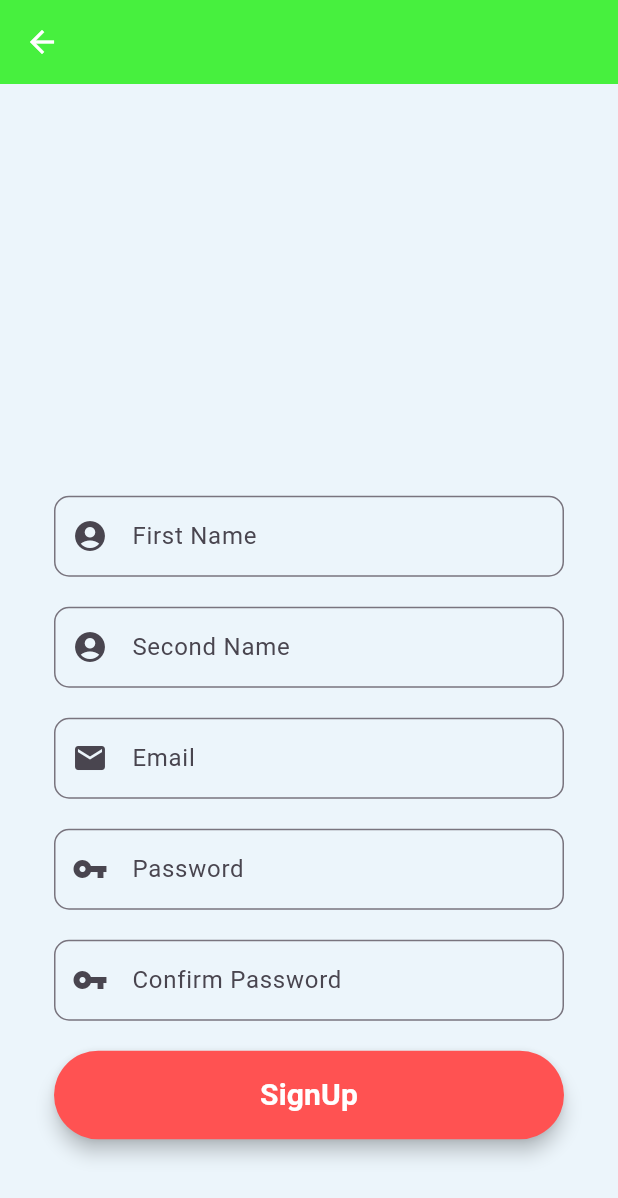
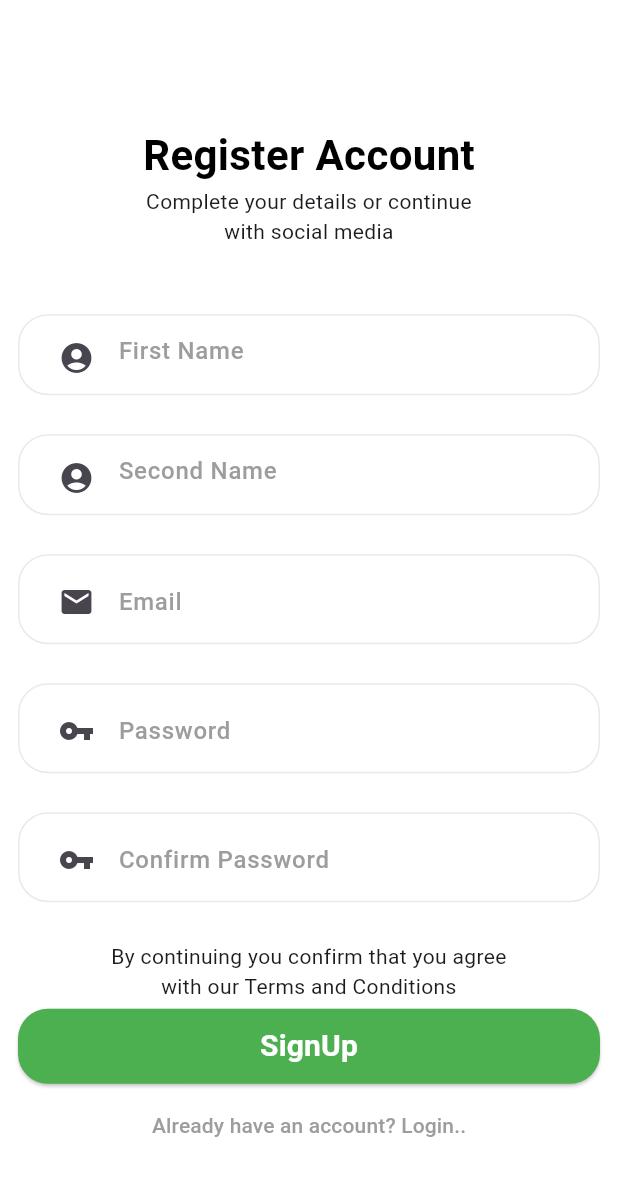
Before and after one commit to devkyle4/Smart_Farming_App, a Flutter app: the screen it shows after launch, after a tap on "Login", after a tap on "SignUp", on a phone screen of 412 x 824 dp. Shown: the top 1198 px of the screen. Run offline on Flutter 3.47's test engine with Material 2 defaults, Android fonts, the phone set to English and light mode, and no system bars; our stand-ins replace cloud_firestore, dotted_border, firebase_auth, firebase_core, flutter_switch, fluttertoast and 4 more; accounts and stored records are empty; network calls fail.

Commit message:
login and signup change

```diff
--- a/lib/widgets/button.dart
+++ b/lib/widgets/button.dart
@@ -24,11 +24,11 @@ class Button extends StatelessWidget {
       style: ElevatedButton.styleFrom(
           elevation: elevation,
           minimumSize: const Size.fromHeight(60),
-          backgroundColor: backgroundColor,
-          disabledForegroundColor:
-          const Color.fromRGBO(32, 32, 32, 1).withOpacity(0.38),
-          disabledBackgroundColor:
-          const Color.fromRGBO(32, 32, 32, 1).withOpacity(0.12),
+          primary: backgroundColor,
+          // disabledForegroundColor:
+          // const Color.fromRGBO(32, 32, 32, 1).withOpacity(0.38),
+          // disabledBackgroundColor:
+          // const Color.fromRGBO(32, 32, 32, 1).withOpacity(0.12),
           shape: RoundedRectangleBorder(
             borderRadius: BorderRadius.circular(12),
           )),
--- a/lib/widgets/login/loginpage.dart
+++ b/lib/widgets/login/loginpage.dart
@@ -1,30 +1,13 @@
 import 'package:flutter/material.dart';
-import '../../utilities/colors/constants.dart';
 import 'loginpage_body.dart';
 
 class LoginPage extends StatelessWidget {
   @override
   Widget build(BuildContext context) {
     return GestureDetector(
-      onTap: () {
-        FocusManager.instance.primaryFocus?.unfocus();
-      },
-      child: Scaffold(
-        appBar: AppBar(
-          backgroundColor: kGreenColor,
-          title: const Text(
-            'Swift Farm',
-            style: TextStyle(
-              fontSize: 25.0,
-              fontWeight: FontWeight.bold,
-            ),
-          ),
-          elevation: 0,
-          centerTitle: true,
-        ),
-        body: LoginPageBody(),
-        backgroundColor: kBgColor,
-      ),
-    );
+        onTap: () {
+          FocusManager.instance.primaryFocus?.unfocus();
+        },
+        child: Scaffold(body: LoginPageBody()));
   }
 }
--- a/lib/widgets/login/loginpage_body.dart
+++ b/lib/widgets/login/loginpage_body.dart
@@ -27,7 +27,14 @@ class _LoginPageBodyState extends State<LoginPageBody> {
 
   @override
   Widget build(BuildContext context) {
-    final emailField = TextFormField(
+    final emailField = Container(
+      width: MediaQuery.of(context).size.width,
+      padding: const EdgeInsets.only(left: 14, right: 14, top: 4),
+      decoration: BoxDecoration(
+        borderRadius: BorderRadius.circular(20),
+        border: Border.all(color: const Color(0xFFE9E9E9)),
+      ),
+      child: TextFormField(
           autofocus: false,
           controller: emailController,
           keyboardType: TextInputType.emailAddress,
@@ -46,19 +53,28 @@ class _LoginPageBodyState extends State<LoginPageBody> {
             emailController.text = value!;
           },
           textInputAction: TextInputAction.next,
-        decoration: InputDecoration(
-          prefixIcon: const Icon(Icons.mail),
-          contentPadding: const EdgeInsets.fromLTRB(20, 15, 20, 15),
-          hintText: "Email",
-          border: OutlineInputBorder(
-            borderRadius: BorderRadius.circular(10),
+          decoration: const InputDecoration(
+              floatingLabelBehavior: FloatingLabelBehavior.always,
+              border: InputBorder.none,
+              hintText: 'Enter your email',
+              prefixIcon: Icon(Icons.email, color: Colors.grey),
+              hintStyle: TextStyle(
+                  fontWeight: FontWeight.w500, color: Color(0xFF9D9D9D)))),
+    );
+
+    final passwordField = Container(
+      width: MediaQuery.of(context).size.width,
+      padding: const EdgeInsets.only(left: 14, right: 14, top: 4),
+      margin: const EdgeInsets.only(bottom: 24),
+      decoration: BoxDecoration(
+        borderRadius: BorderRadius.circular(20),
+        border: Border.all(color: const Color(0xFFE9E9E9)),
       ),
-        ));
-
-    final passwordField = TextFormField(
+      child: TextFormField(
           autofocus: false,
           controller: passwordController,
           obscureText: true,
+          style: const TextStyle(fontSize: 14, fontFamily: 'poppins'),
           validator: (value) {
             RegExp regex = RegExp(r'^.{6,}$');
             if (value!.isEmpty) {
@@ -73,25 +89,27 @@ class _LoginPageBodyState extends State<LoginPageBody> {
             passwordController.text = value!;
           },
           textInputAction: TextInputAction.done,
-        decoration: InputDecoration(
-          prefixIcon: const Icon(Icons.vpn_key),
-          contentPadding: const EdgeInsets.fromLTRB(20, 15, 20, 15),
-          hintText: "Password",
-          border: OutlineInputBorder(
-            borderRadius: BorderRadius.circular(10),
-          ),
-        ));
+          decoration: const InputDecoration(
+              prefixIcon: Icon(Icons.vpn_key),
+              contentPadding: EdgeInsets.fromLTRB(20, 15, 20, 15),
+              floatingLabelBehavior: FloatingLabelBehavior.always,
+              border: InputBorder.none,
+              hintText: 'Password',
+              hintStyle: TextStyle(
+                  fontWeight: FontWeight.w500, color: Color(0xFF9D9D9D)))),
+    );
 
-    final loginButton = Material(
-      elevation: 5,
-      borderRadius: BorderRadius.circular(30),
-      color: kGreenColor,
-      child: MaterialButton(
-          padding: const EdgeInsets.fromLTRB(20, 15, 20, 15),
-          minWidth: MediaQuery.of(context).size.width,
+    final loginButton = SizedBox(
+      width: MediaQuery.of(context).size.width,
+      height: 50,
+      child: ElevatedButton(
           onPressed: () {
             signIn(emailController.text, passwordController.text);
           },
+          style: ElevatedButton.styleFrom(
+              backgroundColor: Colors.green.shade500,
+              shape: RoundedRectangleBorder(
+                  borderRadius: BorderRadius.circular(20))),
           child: const Text(
             "Login",
             textAlign: TextAlign.center,
@@ -109,12 +127,26 @@ class _LoginPageBodyState extends State<LoginPageBody> {
               mainAxisAlignment: MainAxisAlignment.center,
               crossAxisAlignment: CrossAxisAlignment.center,
               children: [
-                const SizedBox(
-                  height: 200,
+                SizedBox(height: MediaQuery.of(context).size.height * 0.04),
+                Padding(
+                  padding: const EdgeInsets.symmetric(vertical: 20),
+                  child: Image.asset('assets/images/sprout.png',
+                      height: 130, width: 130, fit: BoxFit.cover),
                 ),
+                const Text('Welcome Back',
+                    style: TextStyle(
+                        fontSize: 28,
+                        fontWeight: FontWeight.bold,
+                        color: Colors.black,
+                        height: 1.5)),
+                const Text(
+                  'Sign in with your email and password',
+                  textAlign: TextAlign.center,
+                ),
+                SizedBox(height: MediaQuery.of(context).size.height * 0.04),
                 const SizedBox(height: 45),
                 emailField,
-                const SizedBox(height: 45),
+                const SizedBox(height: 20),
                 passwordField,
                 const SizedBox(height: 15),
                 loginButton,
@@ -143,6 +175,7 @@ class _LoginPageBodyState extends State<LoginPageBody> {
       ),
     );
   }
+
   // login function
   void signIn(String email, String password) async {
     if (_formKey.currentState!.validate()) {
@@ -151,8 +184,9 @@ class _LoginPageBodyState extends State<LoginPageBody> {
             .signInWithEmailAndPassword(email: email, password: password)
             .then((uid) => {
                   Fluttertoast.showToast(msg: "Login Successful"),
-                    Navigator.of(context).pushReplacement(
-                        MaterialPageRoute(builder: (context) => const Dashboard(title: "My Dashboard"))),
+                  Navigator.of(context).pushReplacement(MaterialPageRoute(
+                      builder: (context) =>
+                          const Dashboard(title: "My Dashboard"))),
                 });
       } on FirebaseAuthException catch (error) {
         switch (error.code) {
@@ -173,8 +207,7 @@ class _LoginPageBodyState extends State<LoginPageBody> {
             errorMessage = "Too many requests";
             break;
           case "operation-not-allowed":
-              errorMessage =
-                  "Signing in with Email and Password is not enabled.";
+            errorMessage = "Signing in with Email and Password is not enabled.";
             break;
           default:
             errorMessage = "An undefined Error happened.";
--- a/lib/widgets/predict_weed/upload_weed.dart
+++ b/lib/widgets/predict_weed/upload_weed.dart
@@ -12,7 +12,6 @@ import '../../widgets/screen_header.dart';
 // import '../confirm_extracted_data.dart';
 // import '../wrappers/photo_scanning_async_wrapper.dart';
 import '../back_button_appbar.dart';
-
 
 class UploadWeed extends StatefulWidget {
   @override
@@ -53,9 +52,7 @@ class _UploadWeedState extends State<UploadWeed> {
             const SizedBox(
               height: 25,
             ),
-            Button(
-              label: "Proceed",
-              onButtonTap: () async => {}
+            Button(label: "Proceed", onButtonTap: () async => {}
                 //   context.read<OCRProvider>().setImageByteFile =
                 //   await _image!.readAsBytes(),
                 //   context.read<OCRProvider>().setFileName = _image!.name,
@@ -76,7 +73,7 @@ class _UploadWeedState extends State<UploadWeed> {
                 setState(() {})
               },
               style: TextButton.styleFrom(
-                foregroundColor: kBlueColor,
+                primary: kBlueColor,
               ),
               child: const Text("Upload a different photo"),
             )
--- a/lib/widgets/signup/registration_screen.dart
+++ b/lib/widgets/signup/registration_screen.dart
@@ -1,5 +1,6 @@
 import 'package:cloud_firestore/cloud_firestore.dart';
 import 'package:final_year_project/widgets/dashboard/dashboard.dart';
+import 'package:final_year_project/widgets/login/loginpage.dart';
 import 'package:flutter/material.dart';
 import 'package:fluttertoast/fluttertoast.dart';
 import '../../utilities//colors/constants.dart';
@@ -32,7 +33,15 @@ class _RegistrationScreenState extends State<RegistrationScreen> {
   @override
   Widget build(BuildContext context) {
     //first name field
-    final firstNameField = TextFormField(
+    final firstNameField = Container(
+      width: MediaQuery.of(context).size.width,
+      padding: const EdgeInsets.only(left: 14, right: 14, top: 4),
+      margin: const EdgeInsets.only(bottom: 16),
+      decoration: BoxDecoration(
+        borderRadius: BorderRadius.circular(20),
+        border: Border.all(color: const Color(0xFFE9E9E9)),
+      ),
+      child: TextFormField(
           autofocus: false,
           controller: firstNameEditingController,
           keyboardType: TextInputType.name,
@@ -50,17 +59,24 @@ class _RegistrationScreenState extends State<RegistrationScreen> {
             firstNameEditingController.text = value!;
           },
           textInputAction: TextInputAction.next,
-        decoration: InputDecoration(
-          prefixIcon: const Icon(Icons.account_circle),
-          contentPadding: const EdgeInsets.fromLTRB(20, 15, 20, 15),
+          decoration: const InputDecoration(
+              prefixIcon: Icon(Icons.account_circle),
               hintText: "First Name",
-          border: OutlineInputBorder(
-            borderRadius: BorderRadius.circular(10),
-          ),
-        ));
+              border: InputBorder.none,
+              hintStyle: TextStyle(
+                  fontWeight: FontWeight.w500, color: Color(0xFF9D9D9D)))),
+    );
 
     //second name field
-    final secondNameField = TextFormField(
+    final secondNameField = Container(
+      width: MediaQuery.of(context).size.width,
+      padding: const EdgeInsets.only(left: 14, right: 14, top: 4),
+      margin: const EdgeInsets.only(bottom: 16),
+      decoration: BoxDecoration(
+        borderRadius: BorderRadius.circular(20),
+        border: Border.all(color: const Color(0xFFE9E9E9)),
+      ),
+      child: TextFormField(
           autofocus: false,
           controller: secondNameEditingController,
           keyboardType: TextInputType.name,
@@ -74,17 +90,25 @@ class _RegistrationScreenState extends State<RegistrationScreen> {
             secondNameEditingController.text = value!;
           },
           textInputAction: TextInputAction.next,
-        decoration: InputDecoration(
-          prefixIcon: const Icon(Icons.account_circle),
-          contentPadding: const EdgeInsets.fromLTRB(20, 15, 20, 15),
+          decoration: const InputDecoration(
+            prefixIcon: Icon(Icons.account_circle),
             hintText: "Second Name",
-          border: OutlineInputBorder(
-            borderRadius: BorderRadius.circular(10),
-          ),
-        ));
+            border: InputBorder.none,
+            hintStyle: TextStyle(
+                fontWeight: FontWeight.w500, color: Color(0xFF9D9D9D)),
+          )),
+    );
 
     //email field
-    final emailField = TextFormField(
+    final emailField = Container(
+      width: MediaQuery.of(context).size.width,
+      padding: const EdgeInsets.only(left: 14, right: 14, top: 4),
+      margin: const EdgeInsets.only(bottom: 16),
+      decoration: BoxDecoration(
+        borderRadius: BorderRadius.circular(20),
+        border: Border.all(color: const Color(0xFFE9E9E9)),
+      ),
+      child: TextFormField(
           autofocus: false,
           controller: emailEditingController,
           keyboardType: TextInputType.emailAddress,
@@ -103,22 +127,30 @@ class _RegistrationScreenState extends State<RegistrationScreen> {
             firstNameEditingController.text = value!;
           },
           textInputAction: TextInputAction.next,
-        decoration: InputDecoration(
-          prefixIcon: const Icon(Icons.mail),
-          contentPadding: const EdgeInsets.fromLTRB(20, 15, 20, 15),
+          decoration: const InputDecoration(
+              prefixIcon: Icon(Icons.mail),
+              contentPadding: EdgeInsets.fromLTRB(20, 15, 20, 15),
               hintText: "Email",
-          border: OutlineInputBorder(
-            borderRadius: BorderRadius.circular(10),
-          ),
-        ));
+              border: InputBorder.none,
+              hintStyle: TextStyle(
+                  fontWeight: FontWeight.w500, color: Color(0xFF9D9D9D)))),
+    );
 
     //password field
-    final passwordField = TextFormField(
+    final passwordField = Container(
+      width: MediaQuery.of(context).size.width,
+      padding: const EdgeInsets.only(left: 14, right: 14, top: 4),
+      margin: const EdgeInsets.only(bottom: 16),
+      decoration: BoxDecoration(
+        borderRadius: BorderRadius.circular(20),
+        border: Border.all(color: const Color(0xFFE9E9E9)),
+      ),
+      child: TextFormField(
           autofocus: false,
           controller: passwordEditingController,
           obscureText: true,
           validator: (value) {
-          RegExp regex =  RegExp(r'^.{6,}$');
+            RegExp regex = RegExp(r'^.{6,}$');
             if (value!.isEmpty) {
               return ("Password is required for login");
             }
@@ -131,17 +163,25 @@ class _RegistrationScreenState extends State<RegistrationScreen> {
             firstNameEditingController.text = value!;
           },
           textInputAction: TextInputAction.next,
-        decoration: InputDecoration(
-          prefixIcon: const Icon(Icons.vpn_key),
-          contentPadding: const EdgeInsets.fromLTRB(20, 15, 20, 15),
+          decoration: const InputDecoration(
+              prefixIcon: Icon(Icons.vpn_key),
+              contentPadding: EdgeInsets.fromLTRB(20, 15, 20, 15),
               hintText: "Password",
-          border: OutlineInputBorder(
-            borderRadius: BorderRadius.circular(10),
-          ),
-        ));
+              border: InputBorder.none,
+              hintStyle: TextStyle(
+                  fontWeight: FontWeight.w500, color: Color(0xFF9D9D9D)))),
+    );
 
     //confirm password field
-    final confirmPasswordField = TextFormField(
+    final confirmPasswordField = Container(
+      width: MediaQuery.of(context).size.width,
+      padding: const EdgeInsets.only(left: 14, right: 14, top: 4),
+      margin: const EdgeInsets.only(bottom: 16),
+      decoration: BoxDecoration(
+        borderRadius: BorderRadius.circular(20),
+        border: Border.all(color: const Color(0xFFE9E9E9)),
+      ),
+      child: TextFormField(
           autofocus: false,
           controller: confirmPasswordEditingController,
           obscureText: true,
@@ -156,26 +196,27 @@ class _RegistrationScreenState extends State<RegistrationScreen> {
             confirmPasswordEditingController.text = value!;
           },
           textInputAction: TextInputAction.done,
-        decoration: InputDecoration(
-          prefixIcon: const Icon(Icons.vpn_key),
-          contentPadding: const EdgeInsets.fromLTRB(20, 15, 20, 15),
+          decoration: const InputDecoration(
+              prefixIcon: Icon(Icons.vpn_key),
+              contentPadding: EdgeInsets.fromLTRB(20, 15, 20, 15),
               hintText: "Confirm Password",
-          border: OutlineInputBorder(
-            borderRadius: BorderRadius.circular(10),
-          ),
-        ));
+              border: InputBorder.none,
+              hintStyle: TextStyle(
+                  fontWeight: FontWeight.w500, color: Color(0xFF9D9D9D)))),
+    );
 
     //signup button
-    final signUpButton = Material(
-      elevation: 5,
-      borderRadius: BorderRadius.circular(30),
-      color: Colors.redAccent,
-      child: MaterialButton(
-          padding:const EdgeInsets.fromLTRB(20, 15, 20, 15),
-          minWidth: MediaQuery.of(context).size.width,
+    final signUpButton = SizedBox(
+      width: MediaQuery.of(context).size.width,
+      height: 50,
+      child: ElevatedButton(
           onPressed: () {
             signUp(emailEditingController.text, passwordEditingController.text);
           },
+          style: ElevatedButton.styleFrom(
+              backgroundColor: Colors.green.shade500,
+              shape: RoundedRectangleBorder(
+                  borderRadius: BorderRadius.circular(20))),
           child: const Text(
             "SignUp",
             textAlign: TextAlign.center,
@@ -185,46 +226,57 @@ class _RegistrationScreenState extends State<RegistrationScreen> {
     );
 
     return Scaffold(
-      backgroundColor: kBgColor,
-      appBar: AppBar(
-        backgroundColor: kGreenColor,
-        elevation: 0,
-        leading: IconButton(
-          icon: const Icon(Icons.arrow_back, color: Colors.white),
-          onPressed: () {
-            // passing this to our root
-            Navigator.of(context).pop();
-          },
-        ),
-      ),
+      backgroundColor: Colors.white,
       body: Center(
         child: SingleChildScrollView(
           child: Container(
-            color: kBgColor,
             child: Padding(
-              padding: const EdgeInsets.all(36.0),
+              padding: const EdgeInsets.all(12.0),
               child: Form(
                 key: _formKey,
                 child: Column(
                   mainAxisAlignment: MainAxisAlignment.center,
                   crossAxisAlignment: CrossAxisAlignment.center,
                   children: <Widget>[
-                   const SizedBox(
-                        height: 180,
-                        ),
+                    SizedBox(height: MediaQuery.of(context).size.height * 0.04),
+                    const Text('Register Account',
+                        style: TextStyle(
+                            fontSize: 28,
+                            fontWeight: FontWeight.bold,
+                            color: Colors.black,
+                            height: 1.5)),
+                    const Text(
+                        'Complete your details or continue \nwith social media',
+                        textAlign: TextAlign.center),
                     const SizedBox(height: 45),
                     firstNameField,
-                    const SizedBox(height: 20),
+                    const SizedBox(height: 10),
                     secondNameField,
-                    const SizedBox(height: 20),
+                    const SizedBox(height: 10),
                     emailField,
-                    const SizedBox(height: 20),
+                    const SizedBox(height: 10),
                     passwordField,
-                    const SizedBox(height: 20),
+                    const SizedBox(height: 10),
                     confirmPasswordField,
-                    const SizedBox(height: 20),
+                    const SizedBox(height: 10),
+                    const Text(
+                        'By continuing you confirm that you agree \nwith our Terms and Conditions',
+                        textAlign: TextAlign.center),
+                    const SizedBox(height: 5),
                     signUpButton,
-                    const SizedBox(height: 15),
+                    Container(
+                        width: MediaQuery.of(context).size.width,
+                        margin: const EdgeInsets.only(top: 4),
+                        alignment: Alignment.center,
+                        child: TextButton(
+                            onPressed: () => Navigator.of(context).push(
+                                MaterialPageRoute<void>(
+                                    builder: (context) => LoginPage())),
+                            style: TextButton.styleFrom(
+                              foregroundColor: const Color(0xFF9D9D9D),
+                            ),
+                            child:
+                                const Text('Already have an account? Login..')))
                   ],
                 ),
               ),
@@ -240,7 +292,7 @@ class _RegistrationScreenState extends State<RegistrationScreen> {
       try {
         await _auth
             .createUserWithEmailAndPassword(email: email, password: password)
-            .then((value) =>  postDetailsToFirestore())
+            .then((value) => postDetailsToFirestore())
             .catchError((e) {
           Fluttertoast.showToast(msg: e!.message);
           print('there is an error');
@@ -297,8 +349,10 @@ class _RegistrationScreenState extends State<RegistrationScreen> {
 
     Navigator.pushAndRemoveUntil(
         (context),
-        MaterialPageRoute(builder: (context) => const Dashboard(title: 'My Dashboard',)),
+        MaterialPageRoute(
+            builder: (context) => const Dashboard(
+                  title: 'My Dashboard',
+                )),
         (route) => false);
   }
-
 }
--- a/lib/widgets/weather/display_weather_widget.dart
+++ b/lib/widgets/weather/display_weather_widget.dart
@@ -47,6 +47,7 @@ class _DisplayWeatherState extends State<DisplayWeather> {
     } catch (e) {
       print(e);
     }
+    return null;
   }
 
   @override
@@ -132,7 +133,7 @@ class _DisplayWeatherState extends State<DisplayWeather> {
                           ]))
                 ]);
           } else {
-            return Center(child: CircularProgressIndicator());
+            return const Center(child: CircularProgressIndicator());
           }
         });
   }
```
Also changed, not shown: pubspec.yaml (+3 -6 lines), assets/images/sprout.png (added), pubspec.lock. Lines whose indentation alone changed are shown as unchanged.
